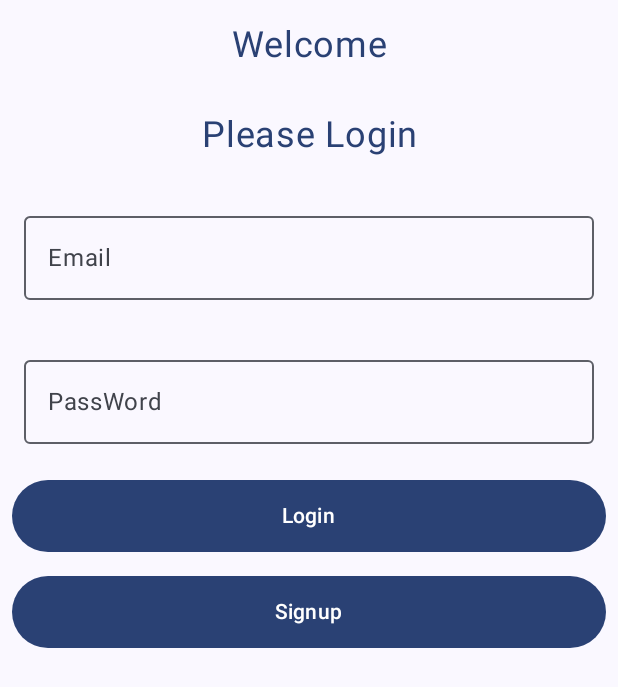
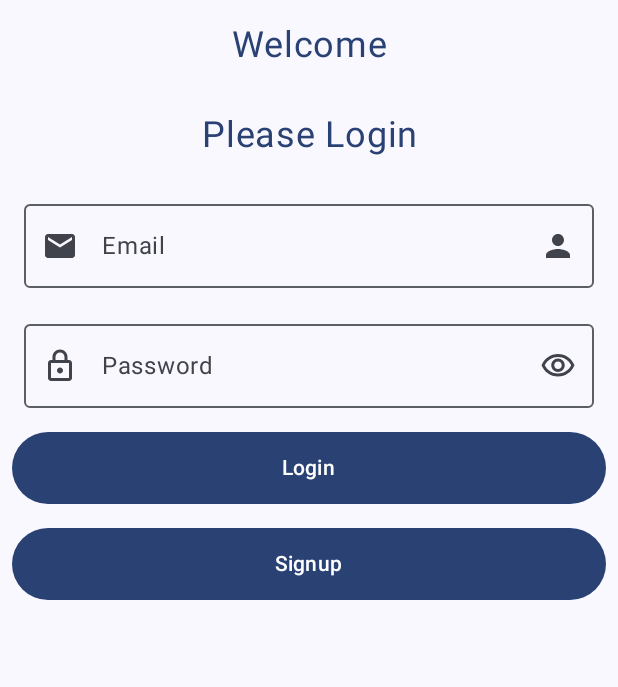
Before and after one commit to Android-Project-Group-6/AdFusion, an Android app built with Jetpack Compose: the screen it shows after launch (MainActivity), on a phone screen of 412 x 824 dp. Shown: the top 687 px of the screen. Run offline under Robolectric (Android 15) with nearby library versions, the phone set to English and light mode, and no system bars; our stand-ins replace Firebase (no records; nobody signed in at launch, a user with empty details on screens opened directly); libraries missing offline, so code that uses them is left out: com.github.barteksc.pdfviewer.

Commit message:
#4 Refactored OutlinedTextField usage, added icons, and improved UX for email and password input fields.

```diff
--- a/app/build.gradle.kts
+++ b/app/build.gradle.kts
@@ -67,6 +67,7 @@ dependencies {
     implementation("com.github.barteksc:android-pdf-viewer:3.2.0-beta.1")
     implementation("io.coil-kt:coil:2.5.0")
     implementation("io.coil-kt:coil-compose:2.5.0")
+    implementation ("androidx.compose.material:material-icons-extended:1.5.4")
     testImplementation("junit:junit:4.13.2")
     androidTestImplementation("androidx.test.ext:junit:1.1.5")
     androidTestImplementation("androidx.test.espresso:espresso-core:3.5.1")
--- a/app/src/main/java/com/example/testandroidpro/MainActivity.kt
+++ b/app/src/main/java/com/example/testandroidpro/MainActivity.kt
@@ -30,7 +30,10 @@ import androidx.compose.foundation.text.KeyboardActions
 import androidx.compose.foundation.text.KeyboardOptions
 import androidx.compose.foundation.verticalScroll
 import androidx.compose.material.icons.Icons
+import androidx.compose.material.icons.filled.Email
 import androidx.compose.material.icons.filled.MoreVert
+import androidx.compose.material.icons.filled.Person
+import androidx.compose.material.icons.outlined.Lock
 import androidx.compose.material3.Button
 import androidx.compose.material3.CircularProgressIndicator
 import androidx.compose.material3.DropdownMenu
@@ -81,6 +84,10 @@ import androidx.compose.ui.layout.ContentScale
 import androidx.compose.ui.platform.LocalConfiguration
 import androidx.compose.ui.platform.LocalLifecycleOwner
 import androidx.compose.ui.platform.LocalSoftwareKeyboardController
+import androidx.compose.ui.text.input.ImeAction
+import androidx.compose.ui.text.input.KeyboardCapitalization
+import androidx.compose.ui.text.input.PasswordVisualTransformation
+import androidx.compose.ui.text.input.VisualTransformation
 import androidx.compose.ui.viewinterop.AndroidView
 import androidx.lifecycle.lifecycleScope
 import com.github.barteksc.pdfviewer.util.FitPolicy
@@ -96,7 +103,8 @@ import coil.compose.rememberImagePainter
 import coil.request.ImageRequest
 import coil.request.ImageResult
 import com.example.testandroidpro.viewmodel.AdViewModel
-
+import androidx.compose.material.icons.outlined.Visibility
+import androidx.compose.material.icons.outlined.VisibilityOff
 
 class MainActivity : ComponentActivity() {
     override fun onCreate(savedInstanceState: Bundle?) {
@@ -565,6 +573,7 @@ fun SignupScreen(navController: NavController, adViewModel: AdViewModel) {
 
 @Composable
 fun LoginScreen(navController: NavController, adViewModel: AdViewModel) {
+    var showKey by remember { mutableStateOf(false) }
     Column(
         modifier = Modifier
             .fillMaxSize()
@@ -590,23 +599,60 @@ fun LoginScreen(navController: NavController, adViewModel: AdViewModel) {
         )
         OutlinedTextField(
             value = adViewModel.email,
-            onValueChange = {adViewModel.email = it.replace(',','.')},
-            label =  {Text("Email")},
-            singleLine = true,
-            keyboardOptions = KeyboardOptions(keyboardType = KeyboardType.Email),
+            onValueChange = {
+                adViewModel.email = it.replace(',','.')
+            },
+            leadingIcon = {
+                Icon(
+                    imageVector = Icons.Default.Email,
+                    contentDescription = "Email Icon"
+                )
+            },
+            trailingIcon = {
+                Icon(
+                    imageVector = Icons.Default.Person,
+                    contentDescription = "Person Icon"
+                )
+            },
+            label = { Text(text = "Email") },
+            placeholder = { Text(text = "Type your email") },
             modifier = Modifier
                 .fillMaxWidth()
-                .padding(top = 16.dp, bottom = 16.dp, start = 16.dp, end = 16.dp)
+                .padding(top = 8.dp, bottom = 8.dp, start = 16.dp, end = 16.dp),
+            keyboardOptions = KeyboardOptions.Default.copy(
+                keyboardType = KeyboardType.Email,
+                capitalization = KeyboardCapitalization.None
+            )
         )
         OutlinedTextField(
             value = adViewModel.passWord,
-            onValueChange = {adViewModel.passWord = it.replace(',','.')},
-            label = {Text("PassWord")},
-            singleLine = true,
-            keyboardOptions = KeyboardOptions(keyboardType = KeyboardType.Password),
+            onValueChange = {
+                adViewModel.passWord = it.replace(',','.')
+            },
+            label = { Text(text = "Password") },
+            placeholder = { Text(text = "Enter your password") },
+            leadingIcon = {
+                Icon(
+                    imageVector = Icons.Outlined.Lock,
+                    contentDescription = "Lock Icon"
+                )
+            },
+            trailingIcon = {
+                IconButton(onClick = { showKey = !showKey }) {
+                    Icon(
+                        imageVector = if (showKey) Icons.Outlined.VisibilityOff else Icons.Outlined.Visibility,
+                        contentDescription = if (showKey) "Show Password" else "Hide Password"
+                    )
+                }
+            },
+            visualTransformation = if (showKey) VisualTransformation.None else PasswordVisualTransformation(),
             modifier = Modifier
                 .fillMaxWidth()
-                .padding(top = 16.dp, bottom = 16.dp, start = 16.dp, end = 16.dp)
+                .padding(top = 8.dp, bottom = 8.dp, start = 16.dp, end = 16.dp),
+            keyboardOptions = KeyboardOptions.Default.copy(
+                keyboardType = KeyboardType.Password,
+                imeAction = ImeAction.Done
+            )
         )
         Button(
             modifier = Modifier
```
